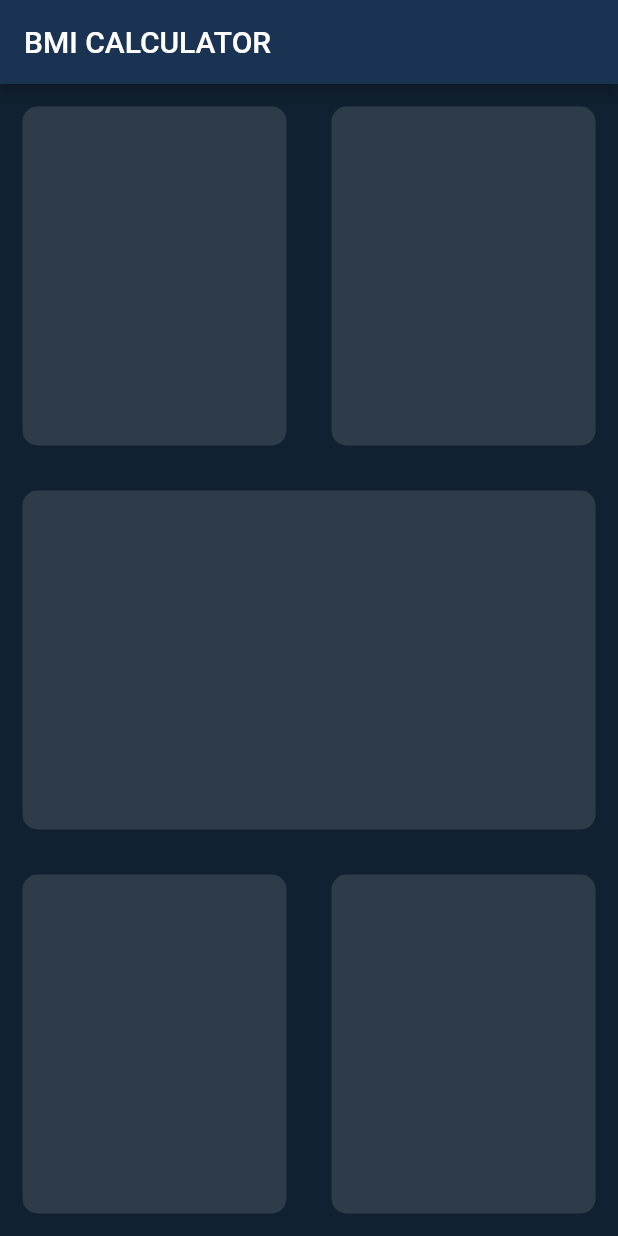
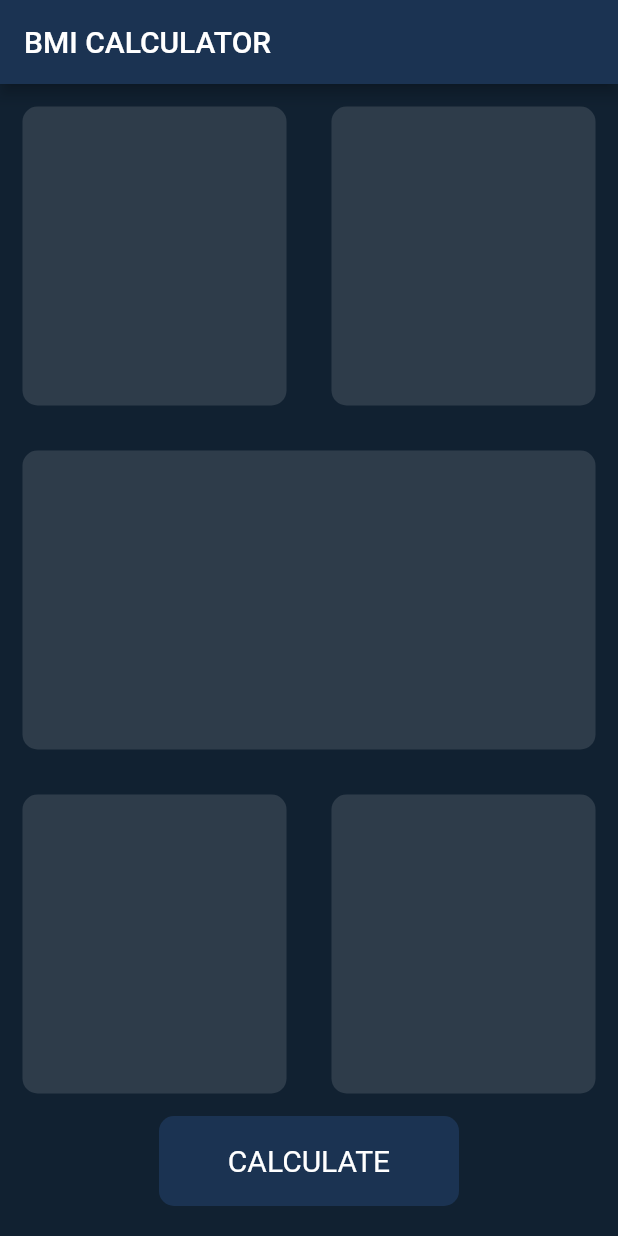
Before and after one commit to randiltennakoon/bmi_calculator, a Flutter app: the screen it shows after launch, on a phone screen of 412 x 824 dp. Run offline on Flutter 3.47's test engine with Material 2 defaults, Android fonts, the phone set to English and light mode, and no system bars.

Commit message:
added a bottom container

```diff
--- a/lib/user_input_page.dart
+++ b/lib/user_input_page.dart
@@ -1,4 +1,7 @@
 import 'package:flutter/material.dart';
+
+const bottomContainerHeight = 60.0;
+const bottomContainerWidth = 200.0;
 
 class UserInputPage extends StatefulWidget {
   @override
@@ -43,6 +46,25 @@ class _UserInputPageState extends State<UserInputPage> {
               ],
             ),
           ),
+          Container(
+            //color: Color(0xFFFE500F),
+            margin: EdgeInsets.only(bottom: 20.0, ),
+            height: bottomContainerHeight,
+            //width: double.infinity,
+            width: bottomContainerWidth,
+            child: Center(
+              child: Text(
+                'CALCULATE',
+                style: TextStyle(
+                  fontSize: 20.0,
+                ),
+              ),
+            ),
+            decoration: BoxDecoration(
+              color: Color(0xFF1B3352),
+              borderRadius: BorderRadius.circular(10.0),
+            ),
+          ),
         ],
       ),
     );
@@ -53,7 +75,7 @@ class ReusableCard extends StatelessWidget {
 
   ReusableCard({@required this.colour});
 
-  Color colour;
+  final Color colour;
 
   @override
   Widget build(BuildContext context) {
```
